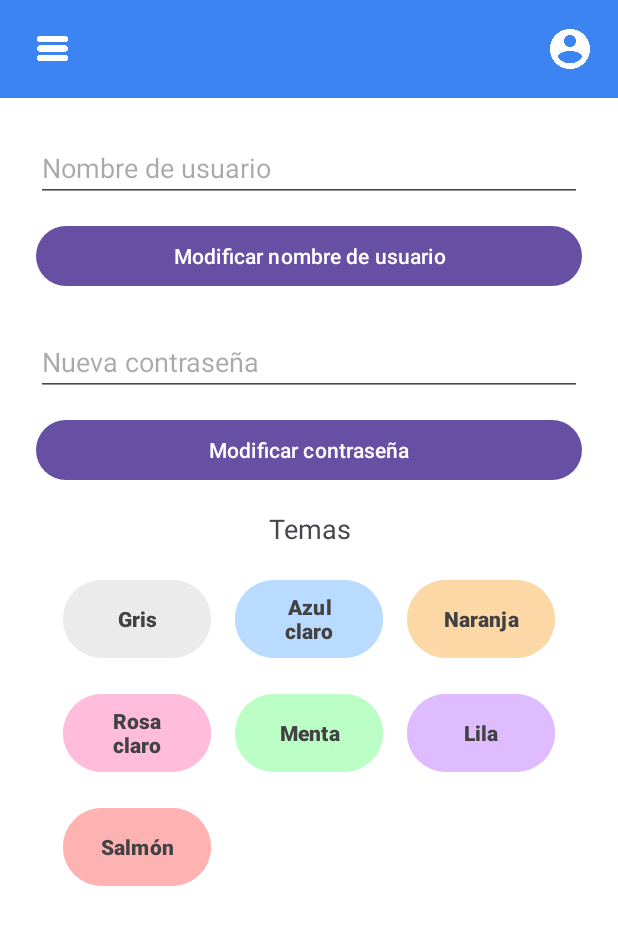
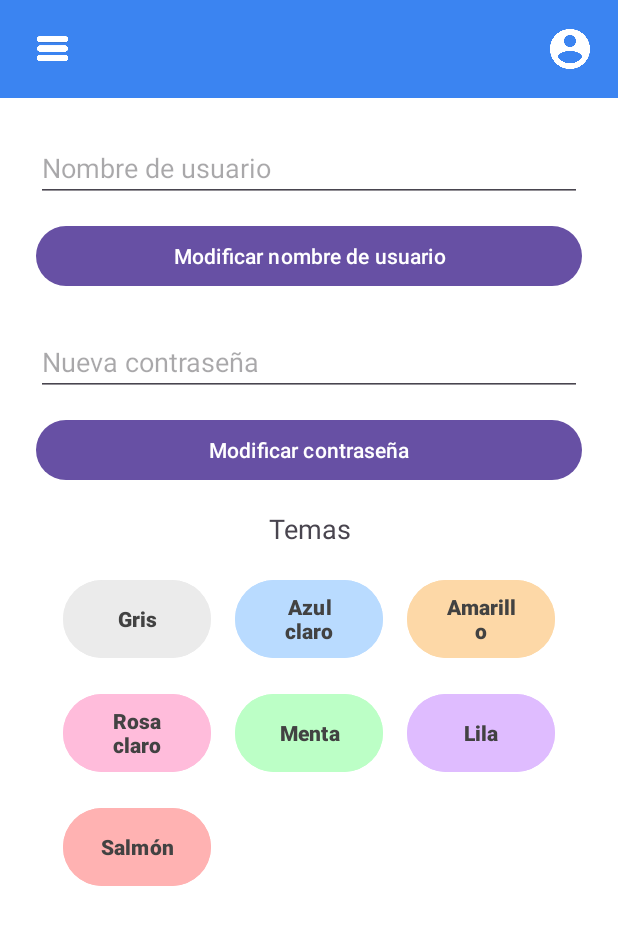
Before and after one commit to AntonioCaparrosHernandezDAW/DailyDashDAM, an Android app: the fragment ProfileFragment placed in its activity, on a phone screen of 412 x 824 dp. Shown: the top 925 px of the screen. Run offline under Robolectric (Android 15) with nearby library versions, the phone set to English and light mode, and no system bars; our stand-ins replace Volley; network calls fail.

Commit message:
Retoques a bugs

```diff
--- a/app/src/main/java/com/example/dailydash2/MainPage.java
+++ b/app/src/main/java/com/example/dailydash2/MainPage.java
@@ -143,11 +143,11 @@ public class MainPage extends AppCompatActivity {
                 .replace(R.id.fragment_container, new NotesFragment())
                 .commit();
 
-        chackPremium(rememberToken);
+        checkPremium(rememberToken);
     }
 
     //Comprueba en la base de datos si el usuario es premium
-    private void chackPremium(String token) {
+    private void checkPremium(String token) {
         StringRequest request = new StringRequest(Request.Method.POST,
                 BbddConnection.getUrl("check_premium.php"), response -> {
                     esPremium = response.trim().equals("1");
--- a/app/src/main/java/com/example/dailydash2/adapters/ToDoAdapter.java
+++ b/app/src/main/java/com/example/dailydash2/adapters/ToDoAdapter.java
@@ -83,6 +83,7 @@ public class ToDoAdapter extends RecyclerView.Adapter<ToDoAdapter.ToDoViewHolder
             //Crea un paquete con datos
             Bundle args = new Bundle();
             args.putInt("idTarea", todo.getIdTarea());
+            args.putString("remember_token", rememberToken);
             args.putString("titulo", todo.getTitulo());
             args.putString("prioridad", todo.getPrioridad());
             args.putString("fechaInicio", todo.getFechaInicio());
--- a/app/src/main/java/com/example/dailydash2/fragments/PremiumDialogFragment.java
+++ b/app/src/main/java/com/example/dailydash2/fragments/PremiumDialogFragment.java
@@ -54,11 +54,11 @@ public class PremiumDialogFragment extends DialogFragment {
             * */
             StringRequest request = new StringRequest(Request.Method.POST,
                     BbddConnection.getUrl("activate_premium.php"), response -> {
-                String url = "https://buy.stripe.com/test_14AdRafi0amy0NVbpTcMM00";
                 Intent intent = new Intent(Intent.ACTION_VIEW);
-                intent.setData(Uri.parse(url));
+                intent.setData(Uri.parse("https://buy.stripe.com/test_14AdRafi0amy0NVbpTcMM00"));
                 startActivity(intent);
 
+                requireActivity().recreate();   //Recarga la MainPage para que se ejecuten los cambios de ser premium
                 dismiss();  //Cierre de dialog
             }, error -> {
                 Toast.makeText(getContext(), "Error de red", Toast.LENGTH_SHORT).show();
--- a/app/src/main/java/com/example/dailydash2/fragments/ProfileFragment.java
+++ b/app/src/main/java/com/example/dailydash2/fragments/ProfileFragment.java
@@ -73,8 +73,8 @@ public class ProfileFragment extends Fragment {
         //Asignación de funcionalidad a los botones de cambio de color
         view.findViewById(R.id.themeGray).setOnClickListener(v -> changeBackground("#EBEBEBFF", view, prefs, rememberToken));
         view.findViewById(R.id.themeBlue).setOnClickListener(v -> changeBackground("#B9DBFF", view, prefs, rememberToken));
-        view.findViewById(R.id.themeOrange).setOnClickListener(v -> changeBackground("#FDD8A7FF", view, prefs, rememberToken));
-        view.findViewById(R.id.themePink).setOnClickListener(v -> changeBackground("#FFBCDBFF", view, prefs, rememberToken));
+        view.findViewById(R.id.themeOrange).setOnClickListener(v -> changeBackground("#FDD8A7", view, prefs, rememberToken));
+        view.findViewById(R.id.themePink).setOnClickListener(v -> changeBackground("#FFBCDB", view, prefs, rememberToken));
         view.findViewById(R.id.themeGreen).setOnClickListener(v -> changeBackground("#BCFFC6", view, prefs, rememberToken));
         view.findViewById(R.id.themePurple).setOnClickListener(v -> changeBackground("#DFBCFF", view, prefs, rememberToken));
         view.findViewById(R.id.themeSalmon).setOnClickListener(v -> changeBackground("#FFB2B2", view, prefs, rememberToken));
--- a/app/src/main/java/com/example/dailydash2/fragments/ToDoFormFragment.java
+++ b/app/src/main/java/com/example/dailydash2/fragments/ToDoFormFragment.java
@@ -10,6 +10,7 @@ import androidx.annotation.NonNull;
 import androidx.annotation.Nullable;
 import androidx.fragment.app.Fragment;
 
+import android.util.Log;
 import android.view.LayoutInflater;
 import android.view.View;
 import android.view.ViewGroup;
@@ -133,6 +134,8 @@ public class ToDoFormFragment extends Fragment {
             if (idTarea != null && idTarea != -1) {
                 url = BbddConnection.getUrl("update_todo.php");
                 params.put("idTarea", String.valueOf(idTarea));
+                Log.d("DEBUG_TODO_PARAMS", "Token: " + rememberToken + ", ID: " + idTarea + ", Title: " + title);
+
             } else {
                 url = BbddConnection.getUrl("create_todo.php");
             }
@@ -144,7 +147,7 @@ public class ToDoFormFragment extends Fragment {
                 } else {
                     Toast.makeText(getContext(), "Error: " + response, Toast.LENGTH_SHORT).show();
                 }
-            }, error -> Toast.makeText(getContext(), "Error de red", Toast.LENGTH_SHORT).show()
+            }, error -> Toast.makeText(getContext(), "Error de red 123", Toast.LENGTH_SHORT).show()
             ) {
                 @Override
                 protected Map<String, String> getParams() {
--- a/app/src/main/res/layout/fragment_profile.xml
+++ b/app/src/main/res/layout/fragment_profile.xml
@@ -96,7 +96,7 @@
                 android:layout_columnWeight="1"
                 android:layout_margin="8dp"
                 android:backgroundTint="#FDD8A7"
-                android:text="Naranja"
+                android:text="Amarillo"
                 android:textColor="#424242"
                 android:textStyle="bold" />
 
```
